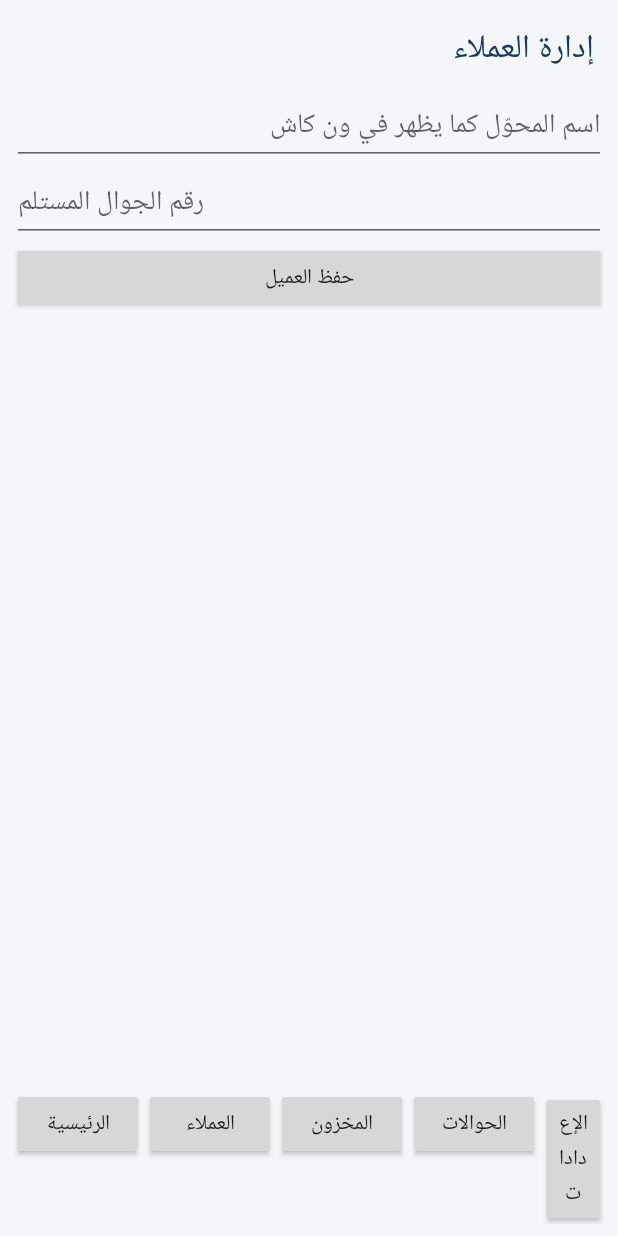
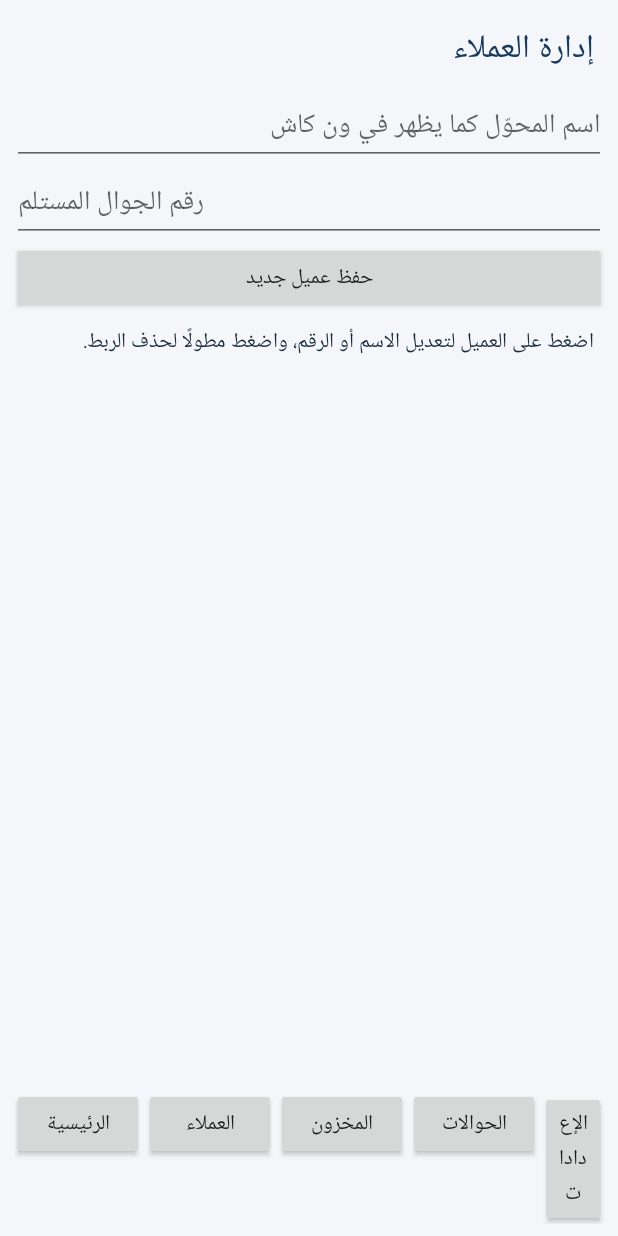
Before and after one commit to mohammedkamelkamel-tech/alkamel-onecash-automation, an Android app: the screen it shows after launch (MainActivity), after a tap on "إضافة عميل", on a phone screen of 412 x 824 dp. Run offline under Robolectric (Android 15) with nearby library versions, the phone set to English and light mode, and no system bars.

Commit message:
Complete app screens: customer edit, transfer review/send, backup and restore

```diff
--- a/app/src/main/java/com/alkamel/onecash/MainActivity.java
+++ b/app/src/main/java/com/alkamel/onecash/MainActivity.java
@@ -11,17 +11,23 @@ import java.io.*;
 
 public class MainActivity extends Activity {
     Db db; LinearLayout root,body;
+    static final int REQ_BACKUP=9001,REQ_RESTORE=9002;
     @Override public void onCreate(Bundle b){super.onCreate(b);db=new Db(this);requestPerms();showHome();}
     void requestPerms(){if(Build.VERSION.SDK_INT>=23&&checkSelfPermission(android.Manifest.permission.RECEIVE_SMS)!=0){requestPermissions(new String[]{android.Manifest.permission.RECEIVE_SMS,android.Manifest.permission.READ_SMS,android.Manifest.permission.SEND_SMS},12);}}
-    TextView text(String s,int size){TextView t=new TextView(this);t.setText(s);t.setTextSize(size);t.setPadding(12,10,12,10);return t;}
+    TextView text(String s,int size){TextView t=new TextView(this);t.setText(s);t.setTextSize(size);t.setPadding(12,10,12,10);t.setTextColor(0xff172b3a);return t;}
     Button button(String s,Runnable r){Button b=new Button(this);b.setText(s);b.setOnClickListener(v->r.run());return b;}
-    void base(String title){root=new LinearLayout(this);root.setOrientation(1);root.setPadding(12,12,12,12);root.setBackgroundColor(0xfff4f6fa);TextView h=text(title,22);h.setTextColor(0xff153b63);root.addView(h);ScrollView sc=new ScrollView(this);body=new LinearLayout(this);body.setOrientation(1);sc.addView(body);root.addView(sc,new LinearLayout.LayoutParams(-1,0,1));LinearLayout nav=new LinearLayout(this);nav.addView(button("الرئيسية",()->showHome()));nav.addView(button("العملاء",()->showCustomers()));nav.addView(button("المخزون",()->showInventory()));nav.addView(button("الحوالات",()->showTransfers()));nav.addView(button("الإعدادات",()->showSettings()));root.addView(nav);setContentView(root);}
-    void showHome(){base("الكامل — أتمتة ون كاش");body.addView(text("إجمالي الحوالات: "+db.countTransfers(),18));body.addView(text("تم إرسالها: "+db.sentCount(),18));body.addView(text("تحتاج مراجعة: "+db.reviewCount(),18));body.addView(text("مخزون الكروت",18));for(int n:new int[]{100,200,250,500})body.addView(text(n+" ريال: "+db.available(n)+" كرت",16));body.addView(text("الإرسال الآلي: "+(db.setting("auto_send").equals("1")?"مفعّل":"متوقف"),16));body.addView(button("إضافة عميل",()->showCustomers()));body.addView(button("استيراد كروت",()->showInventory()));body.addView(button("إعداد مراقبة الرسائل",()->showSettings()));}
-    void showCustomers(){base("إدارة العملاء");EditText name=new EditText(this);name.setHint("اسم المحوّل كما يظهر في ون كاش");EditText phone=new EditText(this);phone.setHint("رقم الجوال المستلم");phone.setInputType(3);body.addView(name);body.addView(phone);body.addView(button("حفظ العميل",()->{if(db.addCustomer(name.getText().toString(),phone.getText().toString())){toast("تم الحفظ");showCustomers();}else toast("تعذر الحفظ: الاسم مكرر أو البيانات ناقصة");}));for(String[] c:db.customers())body.addView(text(c[0]+" — "+c[1],16));}
-    void showInventory(){base("مخزون الكروت");for(int n:new int[]{100,200,250,500}){body.addView(text(n+" ريال — المتوفر "+db.available(n),18));body.addView(button("استيراد TXT لفئة "+n,()->pickFile(n)));}body.addView(text("كل سطر في TXT يمثل كرتًا واحدًا. يتم تجاهل السطور الفارغة ومنع الأكواد المكررة.",14));}
+    void base(String title){root=new LinearLayout(this);root.setOrientation(1);root.setPadding(12,12,12,12);root.setBackgroundColor(0xfff4f6fa);TextView h=text(title,22);h.setTextColor(0xff153b63);root.addView(h);ScrollView sc=new ScrollView(this);body=new LinearLayout(this);body.setOrientation(1);sc.addView(body);root.addView(sc,new LinearLayout.LayoutParams(-1,0,1));LinearLayout nav=new LinearLayout(this);nav.setOrientation(0);nav.addView(button("الرئيسية",()->showHome()));nav.addView(button("العملاء",()->showCustomers()));nav.addView(button("المخزون",()->showInventory()));nav.addView(button("الحوالات",()->showTransfers()));nav.addView(button("الإعدادات",()->showSettings()));root.addView(nav);setContentView(root);}
+    void showHome(){base("الكامل — أتمتة ون كاش");body.addView(text("إجمالي الحوالات: "+db.countTransfers(),18));body.addView(text("تم إرسالها: "+db.sentCount(),18));body.addView(text("تحتاج متابعة: "+db.reviewCount(),18));body.addView(text("مخزون الكروت",18));for(int n:new int[]{100,200,250,500})body.addView(text(n+" ريال: "+db.available(n)+" كرت",16));body.addView(text("الإرسال الآلي: "+(db.setting("auto_send").equals("1")?"مفعّل":"متوقف"),16));body.addView(button("إضافة عميل",()->showCustomers()));body.addView(button("استيراد كروت",()->showInventory()));body.addView(button("إعداد مراقبة الرسائل",()->showSettings()));body.addView(button("عرض الحوالات",()->showTransfers()));}
+    void showCustomers(){base("إدارة العملاء");EditText name=new EditText(this);name.setHint("اسم المحوّل كما يظهر في ون كاش");EditText phone=new EditText(this);phone.setHint("رقم الجوال المستلم");phone.setInputType(3);body.addView(name);body.addView(phone);body.addView(button("حفظ عميل جديد",()->{if(db.addCustomer(name.getText().toString(),phone.getText().toString())){toast("تم حفظ العميل");showCustomers();}else toast("تعذر الحفظ: الاسم مكرر أو البيانات ناقصة");}));body.addView(text("اضغط على العميل لتعديل الاسم أو الرقم، واضغط مطولًا لحذف الربط.",14));for(String[] c:db.customers()){TextView row=text(c[0]+" — "+c[1],16);row.setBackgroundColor(0xffffffff);row.setOnClickListener(v->editCustomer(c[0],c[1]));row.setOnLongClickListener(v->{new AlertDialog.Builder(this).setTitle("حذف الربط؟").setMessage("سيتم حذف ربط الاسم بالرقم، ولا تُحذف سجلات الحوالات.").setPositiveButton("حذف",(a,b)->{db.deleteCustomer(c[0]);showCustomers();}).setNegativeButton("إلغاء",null).show();return true;});body.addView(row);}}
+    void editCustomer(String oldName,String oldPhone){EditText n=new EditText(this);n.setText(oldName);EditText p=new EditText(this);p.setText(oldPhone);p.setInputType(3);LinearLayout l=new LinearLayout(this);l.setOrientation(1);l.addView(n);l.addView(p);new AlertDialog.Builder(this).setTitle("تعديل بيانات العميل").setView(l).setPositiveButton("حفظ",(d,w)->{if(db.updateCustomer(oldName,n.getText().toString(),p.getText().toString())){toast("تم التعديل");showCustomers();}else toast("تعذر التعديل — ربما الاسم مكرر");}).setNegativeButton("إلغاء",null).show();}
+    void showInventory(){base("مخزون الكروت");for(int n:new int[]{100,200,250,500}){body.addView(text(n+" ريال — المتوفر "+db.available(n),18));body.addView(button("استيراد TXT لفئة "+n,()->pickFile(n)));}body.addView(text("كل سطر في TXT يمثل كرتًا واحدًا. السطور الفارغة تُتجاهل، والكرت المكرر لا يُضاف.",14));}
     void pickFile(int denomination){Intent i=new Intent(Intent.ACTION_OPEN_DOCUMENT);i.setType("text/plain");i.addCategory(Intent.CATEGORY_OPENABLE);startActivityForResult(i,denomination);}
-    @Override protected void onActivityResult(int requestCode,int resultCode,Intent data){super.onActivityResult(requestCode,resultCode,data);if(resultCode!=RESULT_OK||data==null)return;try{Uri u=data.getData();InputStream in=getContentResolver().openInputStream(u);BufferedReader r=new BufferedReader(new InputStreamReader(in));List<String> codes=new ArrayList<>();String line;while((line=r.readLine())!=null)codes.add(line.trim());r.close();int n=db.importCards(requestCode,codes);toast("تم استيراد "+n+" كرت");showInventory();}catch(Exception e){toast("فشل استيراد الملف");}}
-    void showTransfers(){base("سجل الحوالات");for(String s:db.recentTransfers())body.addView(text(s,16));}
-    void showSettings(){base("الإعدادات");EditText sender=new EditText(this);sender.setHint("عنوان/رقم مرسل ون كاش كما يظهر في SMS");sender.setText(db.setting("wallet_sender"));body.addView(sender);body.addView(button("حفظ مرسل ون كاش",()->{db.setSetting("wallet_sender",sender.getText().toString().trim());toast("تم حفظ المرسل");}));Switch sw=new Switch(this);sw.setText("تفعيل الإرسال التلقائي (اختبر أولاً)");sw.setChecked(db.setting("auto_send").equals("1"));body.addView(sw);body.addView(button("حفظ إعداد الإرسال",()->{db.setSetting("auto_send",sw.isChecked()?"1":"0");toast(sw.isChecked()?"تحذير: الإرسال الآلي مفعّل":"الإرسال الآلي متوقف");}));body.addView(text("لا تفعّل الإرسال الآلي إلا بعد اختبار المرسل والرسالة ومطابقة الاسم والمخزون. إذا كان الاسم غير معروف أو الفئة فارغة فلن يتم الإرسال.",14));}
+    void showTransfers(){base("سجل الحوالات");body.addView(button("إعادة مطابقة أسماء الحوالات المراجعة",()->{for(String[] t:db.pendingTransfers()){if(t[3]==null||t[3].trim().isEmpty()){String phone=db.customerPhone(t[1]);if(phone!=null)db.resolveTransferPhone(t[0],phone);}}toast("تم تحديث المطابقة");showTransfers();}));List<String[]> pending=db.pendingTransfers();body.addView(text("الحوالات التي تحتاج معالجة: "+pending.size(),18));for(String[] p:pending){LinearLayout card=new LinearLayout(this);card.setOrientation(1);card.setBackgroundColor(0xffffffff);card.addView(text(p[1]+" • "+p[2]+" ريال • "+p[4],16));card.addView(text("رقم المستلم: "+(p[3]==null?"غير مرتبط":p[3]),14));if(p[3]!=null&&!p[3].trim().isEmpty())card.addView(button("إرسال الكرت يدويًا",()->manualSend(p[0],p[1],Integer.parseInt(p[2]),p[3])));else card.addView(text("سجّل الاسم والرقم في العملاء ثم أعد المطابقة.",14));body.addView(card);}
+        body.addView(text("آخر العمليات",18));for(String s:db.recentTransfers())body.addView(text(s,15));}
+    void manualSend(String fp,String payer,int amount,String phone){new AlertDialog.Builder(this).setTitle("تأكيد إرسال الكرت").setMessage("الاسم: "+payer+"\nالمبلغ: "+amount+"\nإلى: "+phone+"\nهل تريد سحب كرت وإرساله؟").setPositiveButton("إرسال",(d,w)->{long card=db.reserveCard(amount);if(card<0){toast("لا يوجد مخزون لهذه الفئة");return;}String code=db.cardCode(card);if(code==null){db.cardState(card,"AVAILABLE");toast("تعذر قراءة الكرت");return;}db.attachCardToTransfer(fp,card);Intent sentIntent=new Intent(this,SmsSentReceiver.class).setAction("com.alkamel.onecash.SMS_SENT").putExtra("fp",fp).putExtra("card",card);PendingIntent sent=PendingIntent.getBroadcast(this,fp.hashCode(),sentIntent,PendingIntent.FLAG_UPDATE_CURRENT|PendingIntent.FLAG_IMMUTABLE);try{android.telephony.SmsManager.getDefault().sendTextMessage(phone,null,"حوالتك وصلت. كرت "+amount+" ريال: "+code+" - الكامل",sent,null);toast("تم بدء إرسال SMS");}catch(Exception e){db.cardState(card,"AVAILABLE");db.updateTransfer(fp,"FAILED","فشل الإرسال: "+e.getMessage());toast("فشل الإرسال");}showTransfers();}).setNegativeButton("إلغاء",null).show();}
+    void showSettings(){base("الإعدادات");EditText sender=new EditText(this);sender.setHint("عنوان/رقم مرسل ون كاش كما يظهر في SMS");sender.setText(db.setting("wallet_sender"));body.addView(sender);body.addView(button("حفظ مرسل ون كاش",()->{db.setSetting("wallet_sender",sender.getText().toString().trim());toast("تم حفظ المرسل");}));Switch sw=new Switch(this);sw.setText("تفعيل الإرسال التلقائي");sw.setChecked(db.setting("auto_send").equals("1"));body.addView(sw);body.addView(button("حفظ إعداد الإرسال",()->{if(sw.isChecked())new AlertDialog.Builder(this).setTitle("تنبيه قبل التفعيل").setMessage("تأكد من مرسل ون كاش، وأسماء العملاء، ومخزون الكروت، واختبر أولًا.").setPositiveButton("تفعيل",(a,b)->{db.setSetting("auto_send","1");toast("الإرسال الآلي مفعّل");showSettings();}).setNegativeButton("إلغاء",null).show();else{db.setSetting("auto_send","0");toast("الإرسال الآلي متوقف");showSettings();}}));body.addView(text("لا تُعالج الرسائل إلا من المرسل المحدد. الاسم غير المسجل، المبلغ غير المدعوم، أو عدم توفر مخزون يمنع الإرسال.",14));body.addView(button("نسخ احتياطي لقاعدة البيانات",()->startActivityForResult(new Intent(Intent.ACTION_CREATE_DOCUMENT).setType("application/octet-stream").addCategory(Intent.CATEGORY_OPENABLE).putExtra(Intent.EXTRA_TITLE,"alkamel-onecash-backup.db"),REQ_BACKUP)));body.addView(button("استعادة نسخة احتياطية",()->startActivityForResult(new Intent(Intent.ACTION_OPEN_DOCUMENT).setType("*/*").addCategory(Intent.CATEGORY_OPENABLE),REQ_RESTORE)));}
+    @Override protected void onActivityResult(int requestCode,int resultCode,Intent data){super.onActivityResult(requestCode,resultCode,data);if(resultCode!=RESULT_OK||data==null)return;try{Uri u=data.getData();if(requestCode==REQ_BACKUP){db.close();try(InputStream in=new FileInputStream(getDatabasePath("onecash.db"));OutputStream out=getContentResolver().openOutputStream(u)){copy(in,out);}db=new Db(this);toast("تم حفظ النسخة الاحتياطية");showSettings();return;}if(requestCode==REQ_RESTORE){db.close();try(InputStream in=getContentResolver().openInputStream(u);OutputStream out=new FileOutputStream(getDatabasePath("onecash.db"))){copy(in,out);}db=new Db(this);toast("تمت الاستعادة — افتح الشاشة مجددًا");showHome();return;}if(requestCode>=100){InputStream in=getContentResolver().openInputStream(u);BufferedReader r=new BufferedReader(new InputStreamReader(in));List<String> codes=new ArrayList<>();String line;while((line=r.readLine())!=null)codes.add(line.trim());r.close();int n=db.importCards(requestCode,codes);toast("تم استيراد "+n+" كرت");showInventory();}}catch(Exception e){toast("تعذر إكمال العملية: "+e.getMessage());if(db==null)db=new Db(this);}}
+    void copy(InputStream in,OutputStream out)throws IOException{byte[] buf=new byte[8192];int n;while((n=in.read(buf))>0)out.write(buf,0,n);}
     void toast(String s){Toast.makeText(this,s,Toast.LENGTH_LONG).show();}
+    @Override protected void onDestroy(){if(db!=null)db.close();super.onDestroy();}
 }
```
